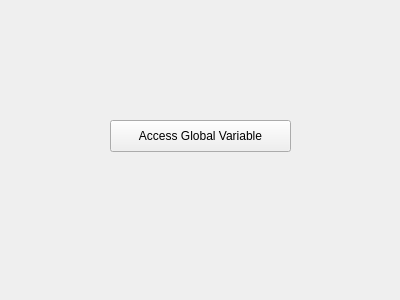
First picture: the form in QtBook/LibAndGlobalVariable/Lib-2/Form.ui, repository xtuer/Qt, before the edit.
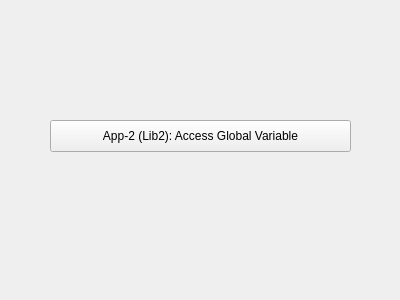
Second picture: the form after the edit.

Patch:
```diff
--- a/QtBook/LibAndGlobalVariable/Lib-2/Form.ui
+++ b/QtBook/LibAndGlobalVariable/Lib-2/Form.ui
@@ -16,14 +16,14 @@
   <widget class="QPushButton" name="pushButton">
    <property name="geometry">
     <rect>
-     <x>110</x>
+     <x>50</x>
      <y>120</y>
-     <width>181</width>
+     <width>301</width>
      <height>32</height>
     </rect>
    </property>
    <property name="text">
-    <string>Access Global Variable</string>
+    <string>App-2 (Lib2): Access Global Variable</string>
    </property>
   </widget>
  </widget>
```
